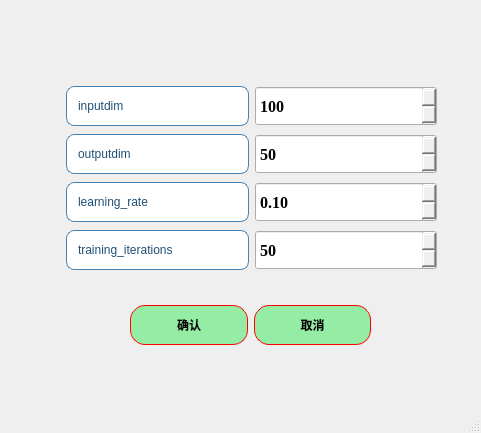
Before: the Qt Designer form ui/algorithms10_GP_para.ui in azhongege24/predict_first, drawn with Qt 5.
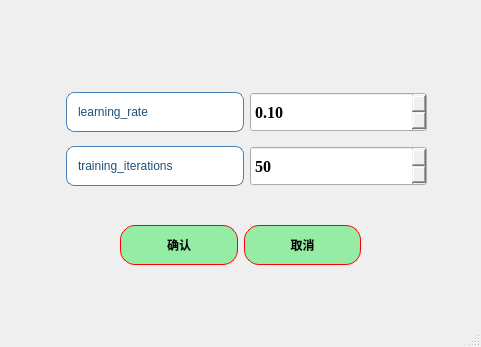
After: the same form once the commit is applied.

Diff of the .ui file:
```diff
--- a/ui/algorithms10_GP_para.ui
+++ b/ui/algorithms10_GP_para.ui
@@ -7,7 +7,7 @@
     <x>0</x>
     <y>0</y>
     <width>481</width>
-    <height>433</height>
+    <height>347</height>
    </rect>
   </property>
   <property name="windowTitle">
@@ -17,8 +17,8 @@
    <widget class="QWidget" name="layoutWidget">
     <property name="geometry">
      <rect>
-      <x>130</x>
-      <y>300</y>
+      <x>120</x>
+      <y>220</y>
       <width>241</width>
       <height>51</height>
      </rect>
@@ -93,166 +93,11 @@
      <rect>
       <x>66</x>
       <y>84</y>
-      <width>371</width>
-      <height>188</height>
+      <width>361</width>
+      <height>111</height>
      </rect>
     </property>
     <layout class="QVBoxLayout" name="verticalLayout">
-     <item>
-      <layout class="QHBoxLayout" name="horizontalLayout">
-       <item>
-        <widget class="QLabel" name="label">
-         <property name="minimumSize">
-          <size>
-           <width>100</width>
-           <height>30</height>
-          </size>
-         </property>
-         <property name="maximumSize">
-          <size>
-           <width>250</width>
-           <height>16777215</height>
-          </size>
-         </property>
-         <property name="styleSheet">
-          <string notr="true">QLabel {
-    border: 1px solid rgb(70, 130, 180);   /* 增强为科研蓝边框，参考Nature期刊图表色 */
-    border-radius: 8px;
-    padding: 4px 8px;
-    background-color: rgb(255, 255, 255);  /* 纯白背景提升对比度 */
-    color: rgb(30, 80, 120);               /* 深海军蓝文字，对比度达8:1 */
-    font: bold 16pt &quot;Times New Roman&quot;;     
-    qproperty-alignment: 'AlignCenter';
-    /* 强化阴影效果 */
-}
-
-QLabel:hover {
-    border-color: rgb(0, 100, 180);        /* 悬停时使用更高饱和的科研蓝 */
-    background-color: rgb(240, 248, 255);  /* 极浅蓝悬停反馈 */
-}
-
-QLabel:pressed {
-    background-color: rgb(220, 240, 255);  /* 按压状态模拟墨水渗透效果 */
-}</string>
-         </property>
-         <property name="text">
-          <string>inputdim</string>
-         </property>
-        </widget>
-       </item>
-       <item>
-        <widget class="QSpinBox" name="spinBox_inputdim">
-         <property name="minimumSize">
-          <size>
-           <width>110</width>
-           <height>40</height>
-          </size>
-         </property>
-         <property name="font">
-          <font>
-           <family>Times New Roman</family>
-           <pointsize>12</pointsize>
-           <weight>75</weight>
-           <bold>true</bold>
-          </font>
-         </property>
-         <property name="styleSheet">
-          <string notr="true">QSpinBox::up-button:pressed {
-    margin-top: 4px;  /* 模拟按压下沉 */
-}
-QSpinBox::down-button:pressed {
-    margin-top: 4px;
-}</string>
-         </property>
-         <property name="maximum">
-          <number>999</number>
-         </property>
-         <property name="singleStep">
-          <number>100</number>
-         </property>
-         <property name="value">
-          <number>100</number>
-         </property>
-        </widget>
-       </item>
-      </layout>
-     </item>
-     <item>
-      <layout class="QHBoxLayout" name="horizontalLayout_3">
-       <item>
-        <widget class="QLabel" name="label_2">
-         <property name="minimumSize">
-          <size>
-           <width>100</width>
-           <height>30</height>
-          </size>
-         </property>
-         <property name="maximumSize">
-          <size>
-           <width>250</width>
-           <height>16777215</height>
-          </size>
-         </property>
-         <property name="styleSheet">
-          <string notr="true">QLabel {
-    border: 1px solid rgb(70, 130, 180);   /* 增强为科研蓝边框，参考Nature期刊图表色 */
-    border-radius: 8px;
-    padding: 4px 8px;
-    background-color: rgb(255, 255, 255);  /* 纯白背景提升对比度 */
-    color: rgb(30, 80, 120);               /* 深海军蓝文字，对比度达8:1 */
-    font: bold 16pt &quot;Times New Roman&quot;;     
-    qproperty-alignment: 'AlignCenter';
-    /* 强化阴影效果 */
-}
-
-QLabel:hover {
-    border-color: rgb(0, 100, 180);        /* 悬停时使用更高饱和的科研蓝 */
-    background-color: rgb(240, 248, 255);  /* 极浅蓝悬停反馈 */
-}
-
-QLabel:pressed {
-    background-color: rgb(220, 240, 255);  /* 按压状态模拟墨水渗透效果 */
-}</string>
-         </property>
-         <property name="text">
-          <string>outputdim</string>
-         </property>
-        </widget>
-       </item>
-       <item>
-        <widget class="QSpinBox" name="spinBox_outputdim">
-         <property name="minimumSize">
-          <size>
-           <width>110</width>
-           <height>40</height>
-          </size>
-         </property>
-         <property name="font">
-          <font>
-           <family>Times New Roman</family>
-           <pointsize>12</pointsize>
-           <weight>75</weight>
-           <bold>true</bold>
-          </font>
-         </property>
-         <property name="styleSheet">
-          <string notr="true">QSpinBox::up-button:pressed {
-    margin-top: 4px;  /* 模拟按压下沉 */
-}
-QSpinBox::down-button:pressed {
-    margin-top: 4px;
-}</string>
-         </property>
-         <property name="maximum">
-          <number>999</number>
-         </property>
-         <property name="value">
-          <number>50</number>
-         </property>
-        </widget>
-       </item>
-      </layout>
-     </item>
      <item>
       <layout class="QHBoxLayout" name="horizontalLayout_2">
        <item>
```
